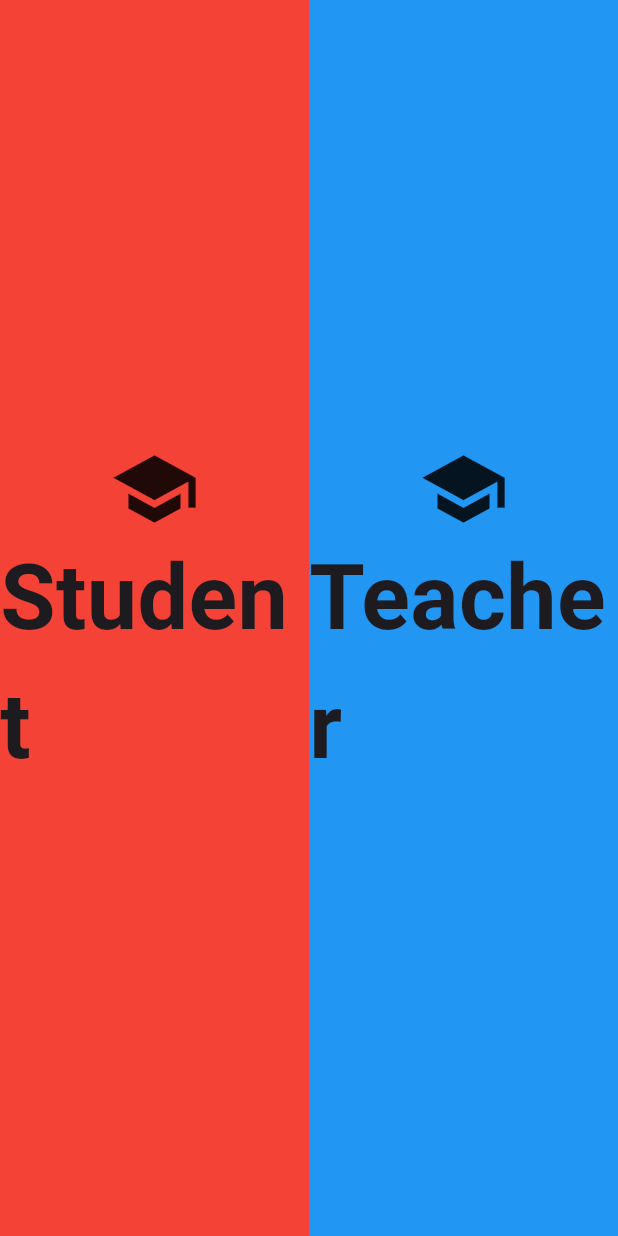
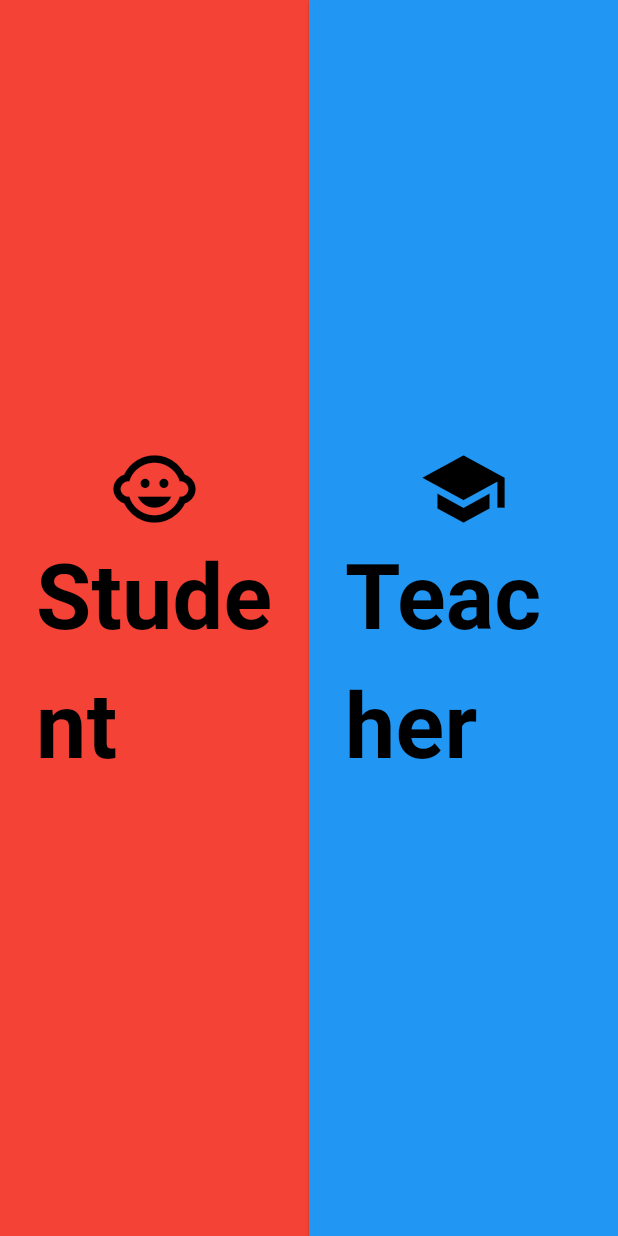
Before and after one commit to ZhongTheKong/read_right_project, a Flutter app: the screen it shows after launch, on a phone screen of 412 x 824 dp. Run offline on Flutter 3.47's test engine with Material 3 defaults, Android fonts, the phone set to English and light mode, and no system bars; our stand-ins replace just_audio, shared_preferences, speech_to_text; missing offline and left inert: audio_session, record.

Commit message:
More work on role selection visuals

```diff
--- a/lib/main.dart
+++ b/lib/main.dart
@@ -77,10 +77,47 @@ class _MainScreenState extends State<MainScreen> {
       body: Row(
           children: [
             Expanded(
-
-
-              child: Container(
-                color: Colors.red,
+              child: ElevatedButton(
+                onPressed: () {
+                  print("hello");
+                  Navigator.pushNamedAndRemoveUntil(context, AppRoutes.login, (route) => false);
+                },
+                style: ElevatedButton.styleFrom(
+                  backgroundColor: Colors.red,
+                  shape: LinearBorder()
+                ),
+                child: Center(
+                  child: Column(
+                    mainAxisAlignment: MainAxisAlignment.center,
+                    children: [
+                      Icon(
+                        Icons.child_care,
+                        size: 60,
+                        color: Colors.black,
+                      ),
+                      Text(
+                        "Student",
+                        style: TextStyle(
+                          fontSize: 60,
+                          fontWeight: FontWeight.bold,
+                          color: Colors.black
+                        ),
+                      ),
+                    ],
+                  ),
+                ),
+              ),
+            ),
+            Expanded(
+              child: ElevatedButton(
+                onPressed: () {
+                  print("hello");
+                  Navigator.pushNamedAndRemoveUntil(context, AppRoutes.login, (route) => false);
+                },
+                style: ElevatedButton.styleFrom(
+                  backgroundColor: Colors.blue,
+                  shape: LinearBorder()
+                ),
                 child: Center(
                   child: Column(
                     mainAxisAlignment: MainAxisAlignment.center,
@@ -88,44 +125,21 @@ class _MainScreenState extends State<MainScreen> {
                       Icon(
                         Icons.school,
                         size: 60,
+                        color: Colors.black
                       ),
                       Text(
-                        "Student",
+                        "Teacher",
                         style: TextStyle(
                           fontSize: 60,
-                          fontWeight: FontWeight.bold
+                          fontWeight: FontWeight.bold,
+                          color: Colors.black
                         ),
                       ),
                     ],
                   ),
                 ),
               ),
-
-
             ),
-            Expanded(
-              child: Container(
-                color: Colors.blue,
-                child: Center(
-                  child: Column(
-                    mainAxisAlignment: MainAxisAlignment.center,
-                    children: [
-                      Icon(
-                        Icons.school,
-                        size: 60,
-                      ),
-                      Text(
-                        "Teacher",
-                        style: TextStyle(
-                          fontSize: 60,
-                          fontWeight: FontWeight.bold
-                        ),
-                      ),
-                    ],
-                  ),
-                ),
-              ),
-            )
           ],
         ),
 
```
